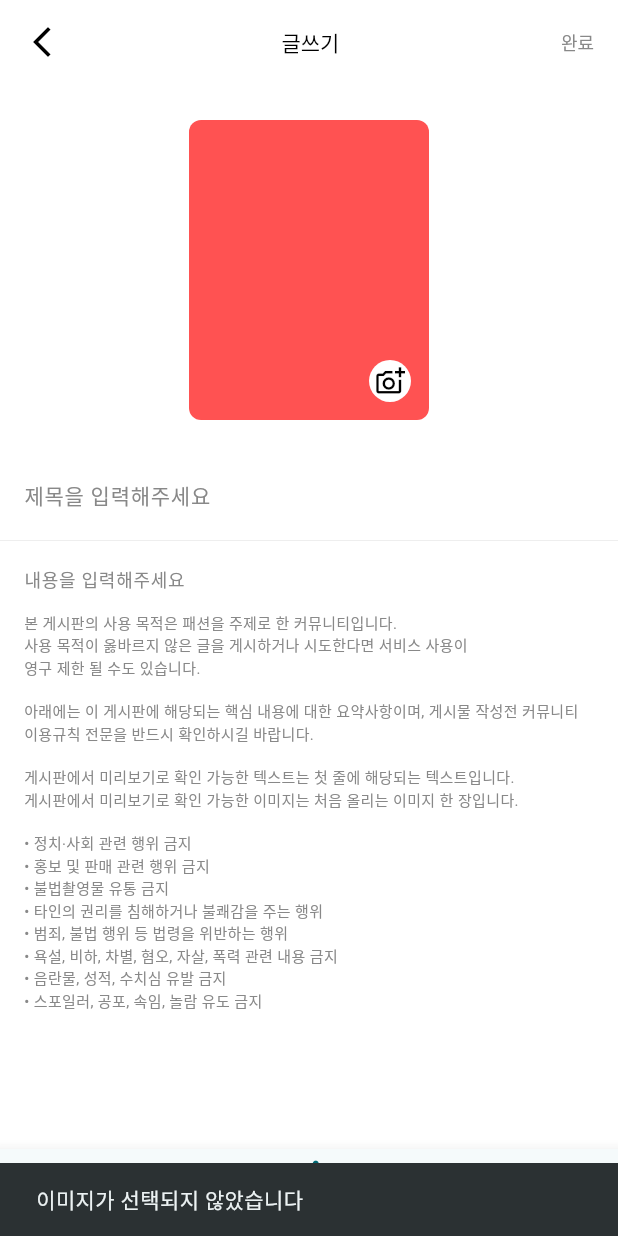
After one commit to hdachan/Modir_map_platform_front, a Flutter app: the WriteFeedScreen screen opened by its route, after a tap on the "add a photo" icon, on a phone screen of 412 x 824 dp. The commit adds this screen. Run offline on Flutter 3.47's test engine with Material 3 defaults, Android fonts, the phone set to English and light mode, and no system bars; our stand-ins replace flutter_svg, go_router, image_picker, shared_preferences, supabase_flutter; accounts and stored records are empty; network calls fail; Roboto replaces fonts that are missing (Pretendard); project files that could hold a hidden picture were left out.

Commit message:
20250501 네이버지도 오류 주석 / 글쓰기 화면 완료

```diff
--- /dev/null
+++ b/lib/mvvm/feed/WriteScreen.dart
@@ -0,0 +1,453 @@
+import 'dart:io';
+
+import 'package:flutter/foundation.dart';
+import 'package:flutter/material.dart';
+import 'package:go_router/go_router.dart';
+import 'package:image_picker/image_picker.dart';
+import 'package:modir/mvvm/feed/viewmodels/FeedViewModel.dart';
+import 'package:provider/provider.dart';
+
+
+class WriteFeedScreen extends StatefulWidget {
+  const WriteFeedScreen({super.key});
+
+  @override
+  State<WriteFeedScreen> createState() => _WriteFeedScreenState();
+}
+
+class _WriteFeedScreenState extends State<WriteFeedScreen> {
+  final TextEditingController _titleController = TextEditingController();
+  final TextEditingController _contentController = TextEditingController();
+  bool _isContentEmpty = true;
+  Color _completeButtonColor = const Color(0xFF888888);
+
+  @override
+  void initState() {
+    super.initState();
+    _titleController.addListener(_textFieldListener);
+    _contentController.addListener(_textFieldListener);
+  }
+
+  void _textFieldListener() {
+    setState(() {
+      _isContentEmpty = _contentController.text.trim().isEmpty;
+      _completeButtonColor = (_titleController.text.trim().isNotEmpty &&
+          _contentController.text.trim().isNotEmpty)
+          ? Colors.black
+          : const Color(0xFF888888);
+    });
+  }
+
+  void _onCompletePressed(BuildContext context, TextEditingController _titleController, TextEditingController _contentController) async {
+    final title = _titleController.text;
+    final content = _contentController.text;
+
+    if (title.isEmpty || content.isEmpty) {
+      ScaffoldMessenger.of(context).showSnackBar(
+        const SnackBar(content: Text('제목과 내용을 입력하세요')),
+      );
+      return;
+    }
+
+    try {
+      final viewModel = Provider.of<FeedViewModel>(context, listen: false);
+      await viewModel.postFeed(title, content, pics: null);
+      ScaffoldMessenger.of(context).showSnackBar(
+        const SnackBar(content: Text('게시글이 등록되었습니다')),
+      );
+      context.go('/community');
+    } catch (e) {
+      ScaffoldMessenger.of(context).showSnackBar(
+        SnackBar(content: Text('게시글 등록 실패: ${e.toString().replaceFirst('Exception: ', '')}')),
+      );
+    }
+  }
+
+  @override
+  void dispose() {
+    _titleController.dispose();
+    _contentController.dispose();
+    super.dispose();
+  }
+
+  File? _image; // 선택한 이미지를 저장
+  Uint8List? _webImage; // 웹용
+
+
+  // 이미지 선택 함수
+  Future<void> _pickImage() async {
+    try {
+      print('Initializing ImagePicker for web');
+      final picker = ImagePicker();
+      print('Calling pickImage with source: gallery');
+      final pickedFile = await picker.pickImage(source: ImageSource.gallery);
+      print('Picked file: ${pickedFile?.name}');
+
+      if (pickedFile != null) {
+        final bytes = await pickedFile.readAsBytes();
+        print('Image bytes length: ${bytes.length}');
+        setState(() {
+          _webImage = bytes;
+        });
+      } else {
+        ScaffoldMessenger.of(context).showSnackBar(
+          const SnackBar(content: Text('이미지가 선택되지 않았습니다')),
+        );
+      }
+    } catch (e) {
+      print('Image picker error: $e');
+      ScaffoldMessenger.of(context).showSnackBar(
+        SnackBar(content: Text('이미지 선택 실패: $e')),
+      );
+    }
+  }
+  @override
+  Widget build(BuildContext context) {
+    return Scaffold(
+      appBar: customAppBar(
+        context,
+        "글쓰기",
+        _completeButtonColor,
+            () => _onCompletePressed(context, _titleController, _contentController), // 클로저로 인자 전달
+      ),
+      body: SafeArea(
+        child: SingleChildScrollView(
+          child: Center(
+            child: ConstrainedBox(
+              constraints: const BoxConstraints(maxWidth: 600),
+              child: Column(
+                children: [
+                Container(
+                height: 248,
+                padding: EdgeInsets.only(left: 16, right: 16, top: 24, bottom: 24),
+                child: Stack(
+                  children: [
+                    Container(
+                      width: 160,
+                      height: 200,
+                      decoration: ShapeDecoration(
+                        color: _image == null ? Colors.redAccent : null, // 이미지가 있으면 색상 제거
+                        image: _image != null
+                            ? DecorationImage(
+                          image: FileImage(_image!),
+                          fit: BoxFit.cover, // 이미지를 컨테이너에 맞게 조정
+                        )
+                            : null,
+                        shape: RoundedRectangleBorder(borderRadius: BorderRadius.circular(8)),
+                      ),
+                    ),
+                    Positioned(
+                      right: 12,
+                      bottom: 12,
+                      child: GestureDetector(
+                        onTap: _pickImage, // 버튼 클릭 시 이미지 선택
+                        child: Container(
+                          width: 28,
+                          height: 28,
+                          decoration: ShapeDecoration(
+                            color: Colors.white,
+                            shape: RoundedRectangleBorder(
+                              borderRadius: BorderRadius.circular(100),
+                            ),
+                          ),
+                          child: Transform(
+                            alignment: Alignment.center,
+                            transform: Matrix4.identity()..scale(-1.0, 1.0),
+                            child: Icon(
+                              Icons.add_a_photo_outlined,
+                              size: 20,
+                              color: Colors.black,
+                            ),
+                          ),
+                        ),
+                      ),
+                    ),
+                  ],
+                ),
+              ),
+                  SizedBox(
+                    height: 56,
+                    child: TextField(
+                      controller: _titleController,
+                      textAlign: TextAlign.left,
+                      keyboardType: TextInputType.multiline,
+                      maxLines: null,
+                      style: const TextStyle(
+                        fontFamily: 'Pretendard',
+                        fontSize: 14,
+                        fontWeight: FontWeight.w500,
+                        color: Colors.black,
+                      ),
+                      decoration: const InputDecoration(
+                        hintText: "제목을 입력해주세요",
+                        hintStyle: TextStyle(
+                          fontFamily: 'Pretendard',
+                          fontSize: 14,
+                          fontWeight: FontWeight.w500,
+                          color: Color(0xFF888888),
+                        ),
+                        border: InputBorder.none,
+                        contentPadding: EdgeInsets.all(16),
+                      ),
+                    ),
+                  ),
+                  Container(
+                    decoration: const BoxDecoration(
+                      border: Border(
+                        top: BorderSide(color: Color(0xFF888888), width: 0.1),
+                      ),
+                    ),
+                    child: Column(
+                      crossAxisAlignment: CrossAxisAlignment.start,
+                      children: [
+                        TextField(
+                          controller: _contentController,
+                          textAlign: TextAlign.left,
+                          keyboardType: TextInputType.multiline,
+                          textInputAction: TextInputAction.newline,
+                          maxLines: null,
+                          style: const TextStyle(
+                            fontFamily: 'Pretendard',
+                            fontSize: 12,
+                            fontWeight: FontWeight.w500,
+                            color: Colors.black,
+                          ),
+                          decoration: const InputDecoration(
+                            hintText: "내용을 입력해주세요",
+                            hintStyle: TextStyle(
+                              fontFamily: 'Pretendard',
+                              fontSize: 12,
+                              fontWeight: FontWeight.w500,
+                              color: Color(0xFF888888),
+                            ),
+                            border: InputBorder.none,
+                            contentPadding: EdgeInsets.only(
+                                top: 16, left: 16, right: 16, bottom: 10),
+                          ),
+                        ),
+                        if (_isContentEmpty)
+                          Container(
+                            padding: const EdgeInsets.symmetric(horizontal: 16),
+                            child: const Text(
+                              '본 게시판의 사용 목적은 패션을 주제로 한 커뮤니티입니다.\n'
+                                  '사용 목적이 옳바르지 않은 글을 게시하거나 시도한다면 서비스 사용이\n'
+                                  '영구 제한 될 수도 있습니다.\n\n'
+                                  '아래에는 이 게시판에 해당되는 핵심 내용에 대한 요약사항이며, 게시물 작성전 커뮤니티\n'
+                                  '이용규칙 전문을 반드시 확인하시길 바랍니다.\n\n'
+                                  '게시판에서 미리보기로 확인 가능한 텍스트는 첫 줄에 해당되는 텍스트입니다.\n'
+                                  '게시판에서 미리보기로 확인 가능한 이미지는 처음 올리는 이미지 한 장입니다.\n\n'
+                                  '• 정치·사회 관련 행위 금지\n'
+                                  '• 홍보 및 판매 관련 행위 금지\n'
+                                  '• 불법촬영물 유통 금지\n'
+                                  '• 타인의 권리를 침해하거나 불쾌감을 주는 행위\n'
+                                  '• 범죄, 불법 행위 등 법령을 위반하는 행위\n'
+                                  '• 욕설, 비하, 차별, 혐오, 자살, 폭력 관련 내용 금지\n'
+                                  '• 음란물, 성적, 수치심 유발 금지\n'
+                                  '• 스포일러, 공포, 속임, 놀람 유도 금지',
+                              style: TextStyle(
+                                fontFamily: 'Pretendard',
+                                fontSize: 10,
+                                fontWeight: FontWeight.w400,
+                                color: Color(0xFF888888),
+                              ),
+                            ),
+                          ),
+                      ],
+                    ),
+                  ),
+                ],
+              ),
+            ),
+          ),
+        ),
+      ),
+      backgroundColor: Colors.white,
+    );
+  }
+}
+
+PreferredSizeWidget customAppBar(
+    BuildContext context,
+    String title,
+    Color completeButtonColor,
+    VoidCallback onCompletePressed,
+    ) {
+  return PreferredSize(
+    preferredSize: const Size.fromHeight(56),
+    child: AppBar(
+      automaticallyImplyLeading: false,
+      backgroundColor: Colors.white,
+      elevation: 0,
+      titleSpacing: 0,
+      title: Center(
+        child: ConstrainedBox(
+          constraints: const BoxConstraints(maxWidth: 600),
+          child: Row(
+            mainAxisAlignment: MainAxisAlignment.spaceBetween,
+            children: [
+              // 뒤로가기
+              GestureDetector(
+                onTap: () => context.go('/community'),
+                child: Container(
+                  padding: const EdgeInsets.all(16),
+                  child: Icon(
+                    Icons.arrow_back_ios_new,
+                    color: Colors.black,
+                    size: 24,
+                  ),
+                ),
+              ),
+
+              // 가운데 타이틀
+              Text(
+                title,
+                style: const TextStyle(
+                  color: Colors.black,
+                  fontFamily: 'Pretendard',
+                  fontSize: 14,
+                  fontWeight: FontWeight.w500,
+                  height: 1.4,
+                ),
+              ),
+
+              // 완료 버튼
+              GestureDetector(
+                onTap: onCompletePressed,
+                child: Padding(
+                  padding: const EdgeInsets.all(16),
+                  child: Text(
+                    "완료",
+                    style: TextStyle(
+                      fontFamily: 'Pretendard',
+                      fontSize: 12,
+                      fontWeight: FontWeight.w500,
+                      color: completeButtonColor,
+                    ),
+                  ),
+                ),
+              ),
+            ],
+          ),
+        ),
+      ),
+    ),
+  );
+}
+
+// Widget bottomBar() {
+//   return Container(
+//     height: 56,
+//     color: Colors.white,
+//     child: Center(
+//       child: ConstrainedBox(
+//         constraints: const BoxConstraints(maxWidth: 600),
+//         child: Container(
+//           decoration: const BoxDecoration(
+//             border: Border(
+//               top: BorderSide(color: Color(0xFF888888), width: 0.1),
+//             ),
+//           ),
+//           child: Row(
+//             children: [
+//               Padding(
+//                 padding: const EdgeInsets.all(16),
+//                 child: GestureDetector(
+//                   onTap: () => print("이미지"),
+//                   child: Icon(
+//                     Icons.broken_image_outlined,
+//                     color: Colors.black,
+//                     size: 24,
+//                   ),
+//                 ),
+//               ),
+//               Padding(
+//                 padding: const EdgeInsets.all(16),
+//                 child: GestureDetector(
+//                   onTap: () => print("카메라"),
+//                   child: Icon(
+//                     Icons.add_a_photo_outlined,
+//                     color: Colors.black,
+//                     size: 24,
+//                   ),
+//                 ),
+//               ),
+//               Padding(
+//                 padding: const EdgeInsets.all(16),
+//                 child: GestureDetector(
+//                   onTap: () => print("투표"),
+//                   child: Icon(
+//                     Icons.how_to_vote_outlined,
+//                     color: Colors.black,
+//                     size: 24,
+//                   ),
+//                 ),
+//               ),
+//             ],
+//           ),
+//         ),
+//       ),
+//     ),
+//   );
+// }
+//
+// 여기서부터 카테고리 부분
+class SelectableTagList extends StatefulWidget {
+  final List<String> tags;
+  final Function(List<String>) onChanged;
+
+  const SelectableTagList({
+    super.key,
+    required this.tags,
+    required this.onChanged,
+  });
+
+  @override
+  State<SelectableTagList> createState() => _SelectableTagListState();
+}
+
+class _SelectableTagListState extends State<SelectableTagList> {
+  List<String> selectedTags = [];
+
+  void toggleTag(String tag) {
+    setState(() {
+      if (selectedTags.contains(tag)) {
+        selectedTags.remove(tag);
+      } else {
+        if (selectedTags.length < 3) {
+          selectedTags.add(tag);
+        }
+      }
+    });
+    widget.onChanged(selectedTags);
+  }
+
+  @override
+  Widget build(BuildContext context) {
+    return Wrap(
+      spacing: 8,
+      runSpacing: 8,
+      children: widget.tags.map((tag) {
+        final isSelected = selectedTags.contains(tag);
+        return GestureDetector(
+          onTap: () => toggleTag(tag),
+          child: Container(
+            padding: EdgeInsets.symmetric(horizontal: 12, vertical: 6),
+            decoration: BoxDecoration(
+              borderRadius: BorderRadius.circular(4),
+              color: Colors.white,
+            ),
+            child: Text(
+              tag,
+              style: TextStyle(
+                fontFamily: 'Pretendard',
+                fontSize: 12,
+                fontWeight: FontWeight.w400,
+                color: isSelected ? Colors.black : Color(0xff888888),
+              ),
+            ),
+          ),
+        );
+      }).toList(),
+    );
+  }
+}
--- a/lib/utils/router.dart
+++ b/lib/utils/router.dart
@@ -8,7 +8,7 @@ import '../mvvm/Auth/views/auth_selection_screen.dart';
 import '../mvvm/Mypage/views/Mypage.dart';
 
 import '../mvvm/Mypage/views/SettingScreen.dart';
-import '../mvvm/feed/WriteFeedScreen.dart';
+import '../mvvm/feed/WriteScreen.dart';
 import '../mvvm/feed/views/FeedDetailScreen.dart';
 import 'bottom_nav_screen.dart';
 import '../mvvm/feed/views/FeedScreen.dart';
--- a/pubspec.yaml
+++ b/pubspec.yaml
@@ -12,7 +12,7 @@ dependencies:
     sdk: flutter
 
   cupertino_icons: ^1.0.8
-  flutter_naver_map: ^1.3.0+1
+  #flutter_naver_map: ^1.3.0+1
   provider: ^6.1.2
   flutter_screenutil: ^5.9.3
   flutter_dotenv: ^5.2.1
@@ -31,6 +31,7 @@ dependencies:
   go_router: ^14.8.1
   intl: ^0.20.2
   flutter_secure_storage: ^9.2.4
+  image_picker: ^1.1.2
 
 dev_dependencies:
   flutter_test:
```
Also changed, not shown: pubspec.lock, 5 other files.
